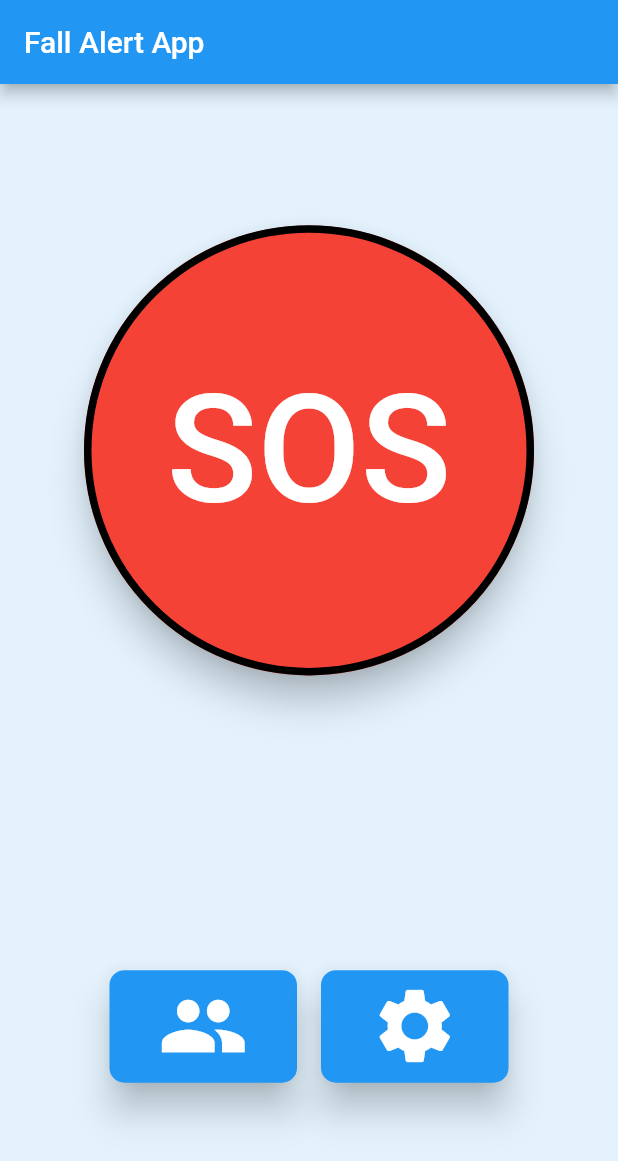
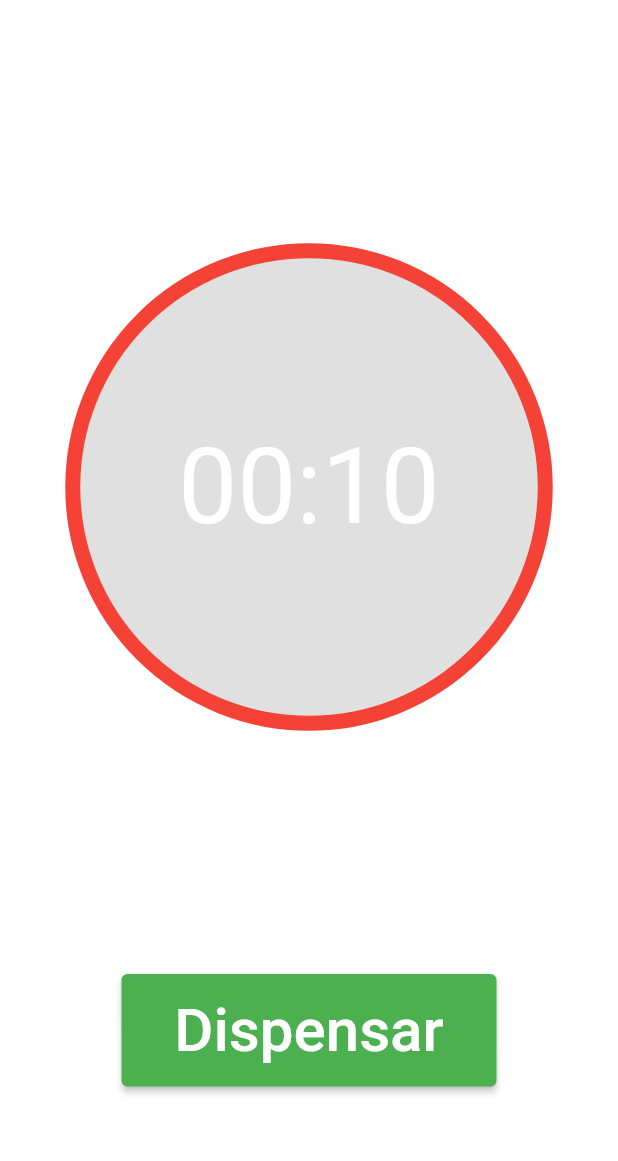
Before and after one commit to Wellington-gc/tcc_app, a Flutter app: the screen it shows after launch, after a tap on "SOS", on a phone screen of 412 x 824 dp. Shown: the top 1161 px of the screen. Run offline on Flutter 3.47's test engine with Material 2 defaults, Android fonts, the phone set to English and light mode, and no system bars; drawn by our look-alikes of flutter_countdown_timer; our stand-ins replace flutter_blue, flutter_local_notifications, hive, hive_flutter, timezone; missing offline and left inert: mailer, telephony; accounts and stored records are empty.

Commit message:
Add alarm page and send email/sms

```diff
--- a/lib/components/sos_button.dart
+++ b/lib/components/sos_button.dart
@@ -1,4 +1,5 @@
 import 'package:flutter/material.dart';
+import 'package:tcc_app/screens/alarm_page.dart';
 
 class SosButton extends StatelessWidget {
   const SosButton({Key? key}) : super(key: key);
@@ -10,12 +11,15 @@ class SosButton extends StatelessWidget {
         'SOS',
         style: TextStyle(fontSize: 100),
       ),
-      // Icon(
-      //   Icons.notifications_active,
-      //   size: 150,
-      //   color: Colors.white,
-      // ),
-      onPressed: () {},
+      onPressed: () {
+        Navigator.of(context).push(
+          MaterialPageRoute(
+            builder: (_) {
+              return const AlarmScreen();
+            },
+          ),
+        );
+      },
       style: ElevatedButton.styleFrom(
         fixedSize: const Size(300, 300),
         shape: const CircleBorder(),
--- a/lib/main.dart
+++ b/lib/main.dart
@@ -1,14 +1,20 @@
 import 'package:flutter/material.dart';
 import 'package:hive_flutter/hive_flutter.dart';
 import 'package:tcc_app/models/contact.dart';
+import 'package:tcc_app/models/fall_code.dart';
 import 'package:tcc_app/screens/home_page.dart';
+import 'package:timezone/data/latest.dart' as tz;
 
 Future<void> main() async {
   WidgetsFlutterBinding.ensureInitialized();
 
+  tz.initializeTimeZones();
+
   await Hive.initFlutter();
   Hive.registerAdapter<Contact>(ContactAdapter());
+  Hive.registerAdapter<FallCode>(FallCodeAdapter());
   await Hive.openBox<Contact>('contacts');
+  await Hive.openBox<FallCode>('fall_codes');
 
   runApp(const MyApp());
 }
--- /dev/null
+++ b/lib/screens/alarm_page.dart
@@ -0,0 +1,119 @@
+import 'package:flutter/material.dart';
+import 'package:flutter/services.dart';
+import 'package:flutter_countdown_timer/countdown_timer_controller.dart';
+import 'package:flutter_countdown_timer/current_remaining_time.dart';
+import 'package:flutter_countdown_timer/flutter_countdown_timer.dart';
+import 'package:mailer/mailer.dart';
+import 'package:mailer/smtp_server/gmail.dart';
+import 'package:telephony/telephony.dart';
+
+String username = 'wellingtonalves0103@gmail.com';
+String password = 'vexcbywurzananvf';
+
+class AlarmScreen extends StatefulWidget {
+  const AlarmScreen({Key? key}) : super(key: key);
+
+  @override
+  State<AlarmScreen> createState() => _AlarmScreenState();
+}
+
+class _AlarmScreenState extends State<AlarmScreen> {
+  late CountdownTimerController controller;
+  int endTime = DateTime.now().millisecondsSinceEpoch + 1000 * 10;
+  final Telephony telephony = Telephony.instance;
+
+  @override
+  void initState() {
+    super.initState();
+    controller = CountdownTimerController(endTime: endTime, onEnd: onEnd);
+  }
+
+  Future<void> onEnd() async {
+    final smtpServer = gmail(username, password);
+    final message = Message()
+      ..from = Address(username, 'Wellington Alves')
+      ..recipients.add(const Address('arthurdourado01@hotmail.com'))
+      ..subject = 'Fall Detected - I am dying!!! :: 😀 :: ${DateTime.now()}'
+      ..html =
+          '<h1>Fall Detected!!!!</h1>\n<p>Hey! I am dying here, come save me!</p>';
+
+    await send(message, smtpServer);
+
+    telephony.sendSms(
+      to: "+5562994576141",
+      message: "Fall detected!!!",
+    );
+  }
+
+  @override
+  Widget build(BuildContext context) {
+    return Container(
+      color: Colors.white70,
+      child: Column(
+        mainAxisAlignment: MainAxisAlignment.spaceEvenly,
+        children: [
+          Center(
+            child: SizedBox(
+              width: 325,
+              height: 450,
+              child: Center(
+                child: CountdownTimer(
+                  controller: controller,
+                  onEnd: onEnd,
+                  endTime: endTime,
+                  widgetBuilder: (context, CurrentRemainingTime? time) {
+                    return Container(
+                      width: 325,
+                      height: 325,
+                      decoration: const ShapeDecoration(
+                        color: Colors.black12,
+                        shape: CircleBorder(
+                          side: BorderSide(
+                            color: Colors.red,
+                            style: BorderStyle.solid,
+                            width: 10,
+                          ),
+                        ),
+                      ),
+                      child: Center(
+                        child: DefaultTextStyle(
+                          style: const TextStyle(fontSize: 70),
+                          child: time == null
+                              ? const Text(
+                                  'Alerta Enviado',
+                                  textAlign: TextAlign.center,
+                                  style: TextStyle(fontSize: 50),
+                                )
+                              : Text(
+                                  "${time.min ?? '00'}:${time.sec! >= 10 ? time.sec : '0' + time.sec.toString()}",
+                                ),
+                        ),
+                      ),
+                    );
+                  },
+                ),
+              ),
+            ),
+          ),
+          SizedBox(
+            child: ElevatedButton(
+              style: ElevatedButton.styleFrom(
+                primary: Colors.green,
+                fixedSize: const Size(250, 75),
+              ),
+              onPressed: () {
+                controller.disposeTimer();
+
+                SystemNavigator.pop();
+              },
+              child: const Text(
+                'Dispensar',
+                style: TextStyle(fontSize: 40),
+              ),
+            ),
+          ),
+        ],
+      ),
+    );
+  }
+}
--- a/lib/screens/home_page.dart
+++ b/lib/screens/home_page.dart
@@ -31,6 +31,5 @@ class HomePage extends StatelessWidget {
         ),
       ),
     );
-    ;
   }
 }
--- a/pubspec.yaml
+++ b/pubspec.yaml
@@ -38,6 +38,10 @@ dependencies:
   flutter_local_notifications: ^9.4.1
   hive: ^2.1.0
   hive_flutter: ^1.1.0
+  flutter_countdown_timer: ^4.1.0
+  timezone: ^0.8.0
+  mailer: ^5.1.0
+  telephony: ^0.1.4
 
 dev_dependencies:
   flutter_test:
```
Also changed, not shown: lib/models/fall_code.dart (added, +11 -0 lines), lib/screens/contacts_page.dart (+8 -0 lines), lib/screens/settings_page.dart (+84 -26 lines), lib/models/fall_code.g.dart (added), pubspec.lock, 2 other files.
